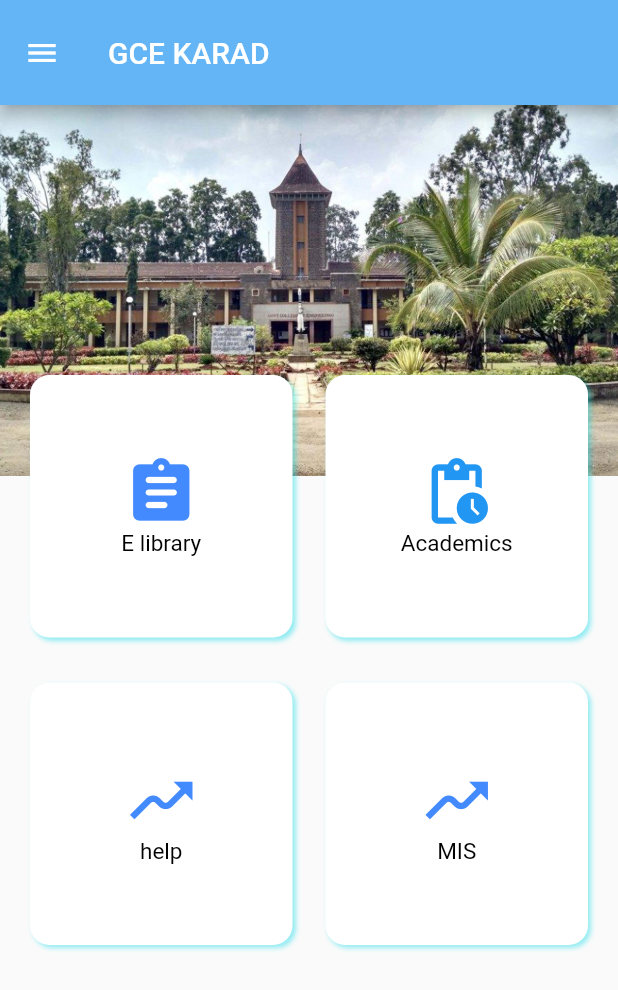
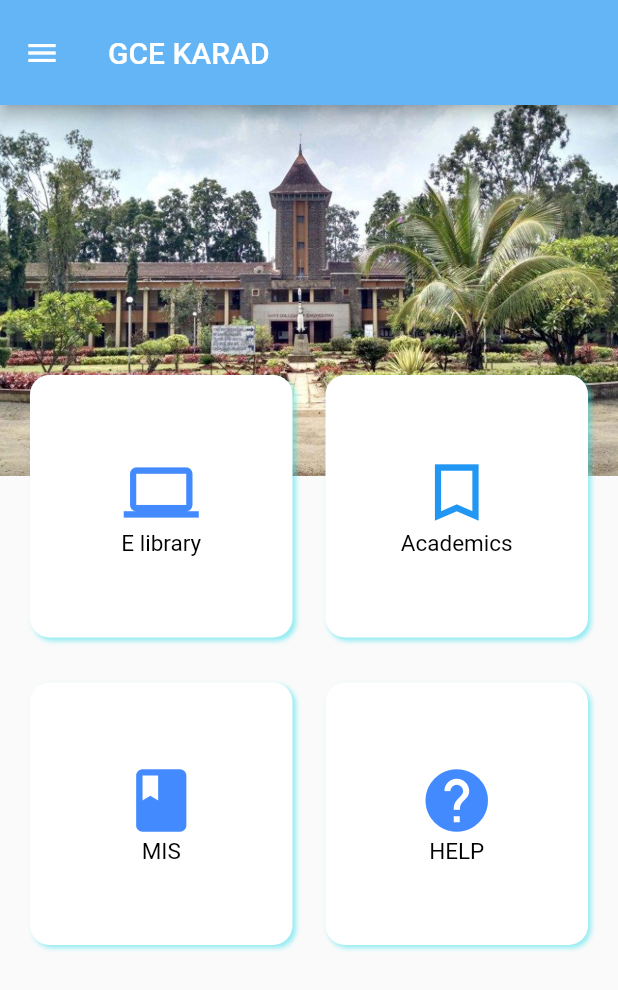
Before and after one commit to Shridhar-Atram/Smart-Campus-App, a Flutter app: the screen it shows after launch, on a phone screen of 412 x 824 dp. Shown: the top 990 px of the screen. Run offline on Flutter 3.47's test engine with Material 2 defaults, Android fonts, the phone set to English and light mode, and no system bars; our stand-ins replace cloud_firestore, firebase_auth, firebase_core, firebase_storage, fluttertoast; accounts and stored records are empty.

Commit message:
Some change are made

```diff
--- a/lib/screens/dashboard.dart
+++ b/lib/screens/dashboard.dart
@@ -76,7 +76,7 @@ class Home extends StatelessWidget {
                           Navigator.push(
                               context,
                               MaterialPageRoute(
-                                  builder: ((context) => E_library())));
+                                  builder: ((context) => academics())));
                         },
                         child: Container(
                             decoration: BoxDecoration(
@@ -93,7 +93,7 @@ class Home extends StatelessWidget {
                               mainAxisAlignment: MainAxisAlignment.center,
                               children: [
                                 Icon(
-                                  Icons.assignment_rounded,
+                                  Icons.computer_outlined,
                                   size: 50,
                                   color: Colors.blueAccent,
                                 ),
@@ -129,7 +129,7 @@ class Home extends StatelessWidget {
                               mainAxisAlignment: MainAxisAlignment.center,
                               children: [
                                 Icon(
-                                  Icons.pending_actions,
+                                  Icons.bookmark_border_sharp,
                                   size: 50,
                                   color: Colors.blue,
                                 ),
@@ -165,13 +165,13 @@ class Home extends StatelessWidget {
                               mainAxisAlignment: MainAxisAlignment.center,
                               children: [
                                 Icon(
-                                  Icons.moving,
+                                  Icons.book,
                                   size: 50,
                                   color: Colors.blueAccent,
                                 ),
                                 // Spacer(),
                                 Text(
-                                  'help',
+                                  'MIS',
                                   textAlign: TextAlign.center,
                                   style: TextStyle(
                                       color: Colors.black, fontSize: 15),
@@ -199,13 +199,13 @@ class Home extends StatelessWidget {
                               mainAxisAlignment: MainAxisAlignment.center,
                               children: [
                                 Icon(
-                                  Icons.moving,
+                                  Icons.help,
                                   size: 50,
                                   color: Colors.blueAccent,
                                 ),
                                 //Spacer(),
                                 Text(
-                                  'MIS',
+                                  'HELP',
                                   textAlign: TextAlign.center,
                                   style: TextStyle(
                                       color: Colors.black, fontSize: 15),
```
Also changed, not shown: lib/screens/E_library.dart (+12 -6 lines), lib/screens/academics.dart (+11 -5 lines).
